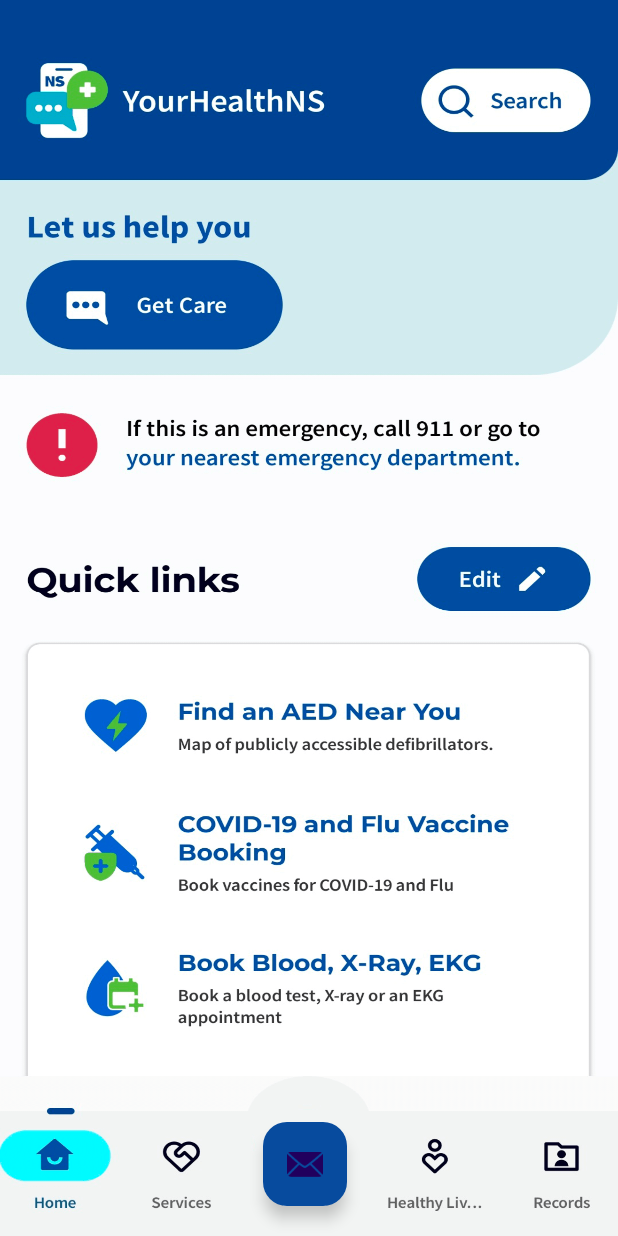
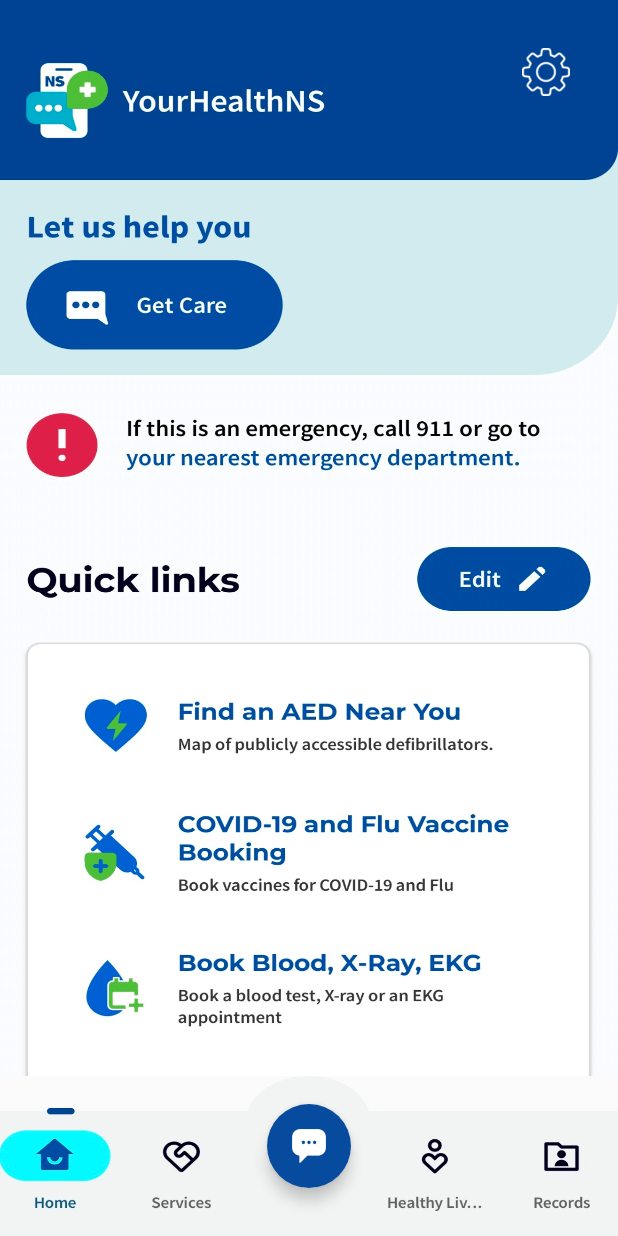
Before and after one commit to PatientOrderSets/chatbot_android_sdk_skeleton_app, an Android app: the screen it shows after launch (MainActivity), on a phone screen of 412 x 824 dp. Run offline under Robolectric (Android 15) with nearby library versions, the phone set to English and light mode, and no system bars; our stand-ins replace navigation-ui.

Commit message:
UI updates

```diff
--- a/app/build.gradle.kts
+++ b/app/build.gradle.kts
@@ -78,6 +78,10 @@
         testImplementation(libs.junit)
         androidTestImplementation(libs.androidx.junit)
         androidTestImplementation(libs.androidx.espresso.core)
-        implementation("androidx.browser:browser:1.2.0")
     }
 }
+dependencies {
+    implementation(libs.androidx.appcompat)
+    implementation(libs.material)
+    implementation(libs.androidx.constraintlayout)
+}
--- a/app/src/main/AndroidManifest.xml
+++ b/app/src/main/AndroidManifest.xml
@@ -13,6 +13,9 @@
         android:theme="@style/Theme.MyApplication"
         tools:targetApi="31">
         <activity
+            android:name=".SettingActivity"
+            android:exported="false" />
+        <activity
             android:name=".MainActivity"
             android:exported="true"
             android:theme="@style/Theme.MyApplication">
--- a/app/src/main/java/com/thinkresearch/skeltonapp/MainActivity.kt
+++ b/app/src/main/java/com/thinkresearch/skeltonapp/MainActivity.kt
@@ -1,12 +1,13 @@
 package com.thinkresearch.skeltonapp
 
+import android.app.Activity
+import android.content.Intent
 import android.os.Bundle
+import androidx.activity.result.contract.ActivityResultContracts
 import androidx.appcompat.app.AppCompatActivity
 import androidx.navigation.findNavController
 import androidx.navigation.ui.AppBarConfiguration
 import androidx.navigation.ui.navigateUp
-import android.view.Menu
-import android.view.MenuItem
 import com.thinkresearch.chatbot.ChatBotSDK
 import com.thinkresearch.skeltonapp.databinding.ActivityMainBinding
 
@@ -14,6 +15,7 @@
 
     private lateinit var appBarConfiguration: AppBarConfiguration
     private lateinit var binding: ActivityMainBinding
+
 
     override fun onCreate(savedInstanceState: Bundle?) {
         super.onCreate(savedInstanceState)
@@ -23,15 +25,55 @@
 
         binding.fab.setOnClickListener { view ->
             var bot = ChatBotSDK();
-            bot.initialize("yB9BJmrcH3bM4CShtMKB5qrw","test.ca.digital-front-door.stg.gcp.trchq.com","test.ca.digital-front-door.stg.gcp.trchq.com",this )
+            bot.initialize(
+                appId!!,
+                baseUrl!!,
+                origin!!,
+                selectedLanguage!!,
+                this
+            )
             bot.start(this);
         }
+
+
+        binding.settingsButton.setOnClickListener {
+
+            val intent = Intent(this, SettingActivity::class.java)
+            resultLauncher.launch(intent)
+
+
+        }
     }
+
+    var resultLauncher =
+        registerForActivityResult(ActivityResultContracts.StartActivityForResult()) { result ->
+            if (result.resultCode == Activity.RESULT_OK) {
+                val data: Intent? = result.data
+
+
+                appId = data?.getStringExtra("appId")
+                origin = data?.getStringExtra("origin")
+                baseUrl = data?.getStringExtra("baseUrl")
+                selectedProjectType = data?.getStringExtra("selectedProjectType")
+                selectedLanguage = data?.getStringExtra("selectedLanguage")
+
+            }
+        }
 
 
     override fun onSupportNavigateUp(): Boolean {
         val navController = findNavController(R.id.nav_host_fragment_content_main)
-        return navController.navigateUp(appBarConfiguration)
-                || super.onSupportNavigateUp()
+        return navController.navigateUp(appBarConfiguration) || super.onSupportNavigateUp()
+    }
+
+    var appId: String? = "yB9BJmrcH3bM4CShtMKB5qrw";
+    var origin: String? = "test.ca.digital-front-door.stg.gcp.trchq.com"
+    var baseUrl: String? = "test.ca.digital-front-door.stg.gcp.trchq.com"
+    var selectedProjectType: String? = "";
+    var selectedLanguage: String? = "fr";
+
+
+    companion object {
+        private const val REQUEST_CODE_SETTINGS = 1001
     }
 }
--- a/app/src/main/res/layout/activity_main.xml
+++ b/app/src/main/res/layout/activity_main.xml
@@ -7,15 +7,39 @@
     android:fitsSystemWindows="true"
     android:background="@drawable/img"
     tools:context=".MainActivity">
+
+    <androidx.constraintlayout.widget.ConstraintLayout
+        android:layout_width="match_parent"
+        android:layout_height="match_parent">
+
+
         <com.google.android.material.floatingactionbutton.FloatingActionButton
+
             android:id="@+id/fab"
             android:layout_width="wrap_content"
             android:layout_height="wrap_content"
             android:layout_gravity="bottom|center"
-        android:layout_marginEnd="@dimen/fab_margin"
-        android:layout_marginBottom="20dp"
-        android:layout_marginStart="20dp"
+            android:layout_marginBottom="32dp"
+            android:contentDescription="@string/jjjjj"
             app:backgroundTint="#ff074b9e"
-        app:srcCompat="@android:drawable/ic_dialog_email" />
+            app:layout_constraintBottom_toBottomOf="parent"
+            app:layout_constraintEnd_toEndOf="parent"
+            app:layout_constraintStart_toStartOf="parent"
+            app:shapeAppearance="@style/ShapeAppearanceOverlay.MyApp.Button.Rounded"
+            app:srcCompat="@drawable/chat"
+
+            app:tint="@android:color/white" />
+
+        <androidx.appcompat.widget.AppCompatImageView
+            android:id="@+id/settingsButton"
+            android:layout_width="32dp"
+            android:layout_height="32dp"
+            android:layout_margin="32dp"
+            android:src="@drawable/settings"
+            app:layout_constraintEnd_toEndOf="parent"
+            app:layout_constraintTop_toTopOf="parent" />
+
+    </androidx.constraintlayout.widget.ConstraintLayout>
+
 
 </androidx.coordinatorlayout.widget.CoordinatorLayout>
--- /dev/null
+++ b/app/src/main/res/layout/spinner_custom.xml
@@ -0,0 +1,6 @@
+<?xml version="1.0" encoding="utf-8"?>
+<androidx.constraintlayout.widget.ConstraintLayout xmlns:android="http://schemas.android.com/apk/res/android"
+    android:layout_width="match_parent"
+    android:layout_height="match_parent">
+
+</androidx.constraintlayout.widget.ConstraintLayout>
--- a/app/src/main/res/values/strings.xml
+++ b/app/src/main/res/values/strings.xml
@@ -43,4 +43,5 @@
         libero vel nunc consequat, quis tincidunt nisl eleifend. Cras bibendum enim a justo luctus
         vestibulum. Fusce dictum libero quis erat maximus, vitae volutpat diam dignissim.
     </string>
+    <string name="jjjjj">jjjjj</string>
 </resources>
--- a/app/src/main/res/values/themes.xml
+++ b/app/src/main/res/values/themes.xml
@@ -18,4 +18,9 @@
         <item name="android:windowIsFloating">true</item>
         <item name="android:backgroundDimEnabled">false</item>
     </style>
+
+    <style name="ShapeAppearanceOverlay.MyApp.Button.Rounded" parent="">
+        <item name="cornerFamily">rounded</item>
+        <item name="cornerSize">50%</item>
+    </style>
 </resources>
```
Also changed, not shown: app/src/main/java/com/thinkresearch/skeltonapp/SettingActivity.kt (added, +110 -0 lines), app/src/main/res/layout/activity_setting.xml (added, +88 -0 lines), app/src/main/res/layout/item_spinner.xml (added, +18 -0 lines), app/src/main/res/values/arrays.xml (added, +12 -0 lines), app/src/main/res/drawable/chat.png (added), app/src/main/res/drawable/img.png, app/src/main/res/drawable/settings.png (added), build.gradle.kts (line endings or trailing spaces). Lines whose indentation alone changed are shown as unchanged.
